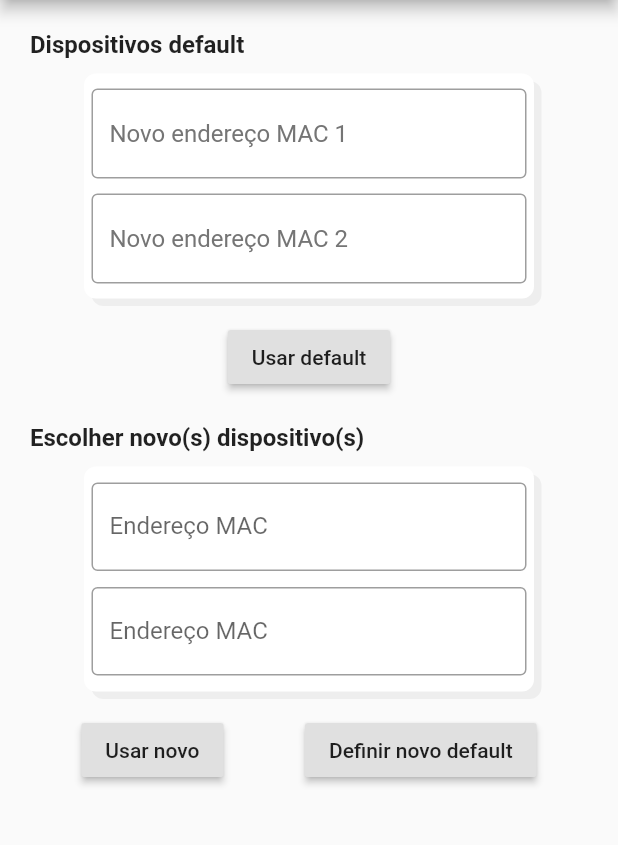
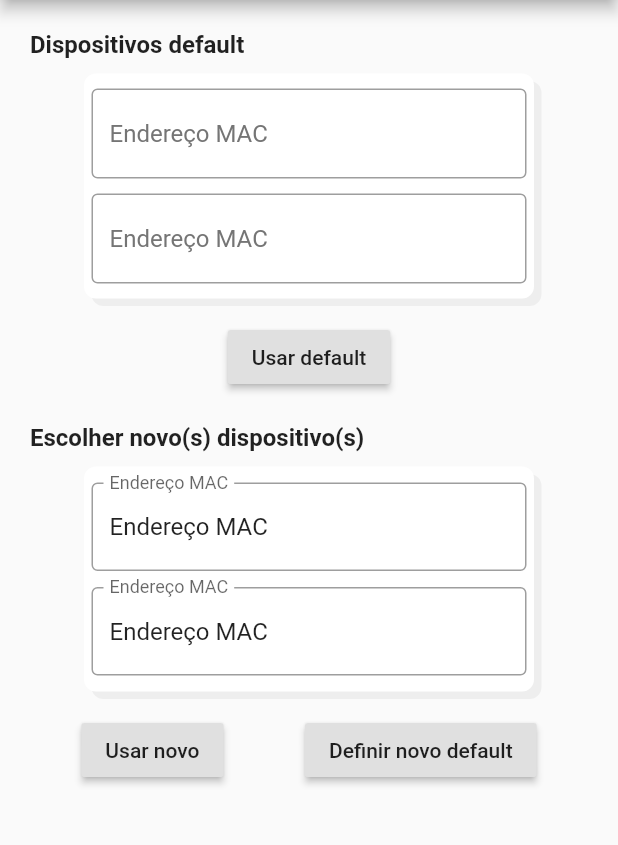
Before and after one commit to PIA-Group/epibox_app, a Flutter app: the DevicesPage screen opened directly, after a tap on "Definir novo default", on a phone screen of 412 x 824 dp, the part 84-929 px from its top. Run offline on Flutter 3.47's test engine with Material 2 defaults, Android fonts, the phone set to English and light mode, and no system bars; our stand-ins replace firebase_auth, flutter_spinkit, webview_flutter; missing offline and left inert: mqtt_client; accounts and stored records are empty.

Commit message:
send and receive messages to/from RPi

```diff
--- a/lib/auth_wrapper.dart
+++ b/lib/auth_wrapper.dart
@@ -2,7 +2,7 @@ import 'package:flutter/material.dart';
 import 'package:provider/provider.dart';
 import 'package:rPiInterface/pages/non_auth_page.dart';
 import 'pages/home_page.dart';
-import 'authentication.dart';
+import 'utils/authentication.dart';
 
 
 class AuthWrapper extends StatelessWidget {
--- a/lib/main.dart
+++ b/lib/main.dart
@@ -1,5 +1,5 @@
 import 'package:flutter/material.dart';
-import 'package:rPiInterface/authentication.dart';
+import 'package:rPiInterface/utils/authentication.dart';
 import 'package:rPiInterface/auth_wrapper.dart';
 import 'package:provider/provider.dart';
 
--- a/lib/pages/devices_setup.dart
+++ b/lib/pages/devices_setup.dart
@@ -1,6 +1,7 @@
 import 'package:flutter/material.dart';
+import 'package:mqtt_client/mqtt_client.dart';
 
-import '../authentication.dart';
+import '../utils/authentication.dart';
 import '../mqtt_wrapper.dart';
 
 
@@ -12,7 +13,11 @@ class DevicesPage extends StatefulWidget {
 
   final MQTTClientWrapper mqttClientWrapper;
   final String message;
-  DevicesPage({this.mqttClientWrapper, this.message});
+  MqttClient client;
+  String macAddress1;
+  String macAddress2;
+
+  DevicesPage({this.mqttClientWrapper, this.message, this.client, this.macAddress1='Endereço MAC', this.macAddress2='Endereço MAC'});
 
   @override
   _DevicesPageState createState() => _DevicesPageState();
@@ -22,33 +27,33 @@ class _DevicesPageState extends State<DevicesPage> {
 
   final Auth _auth = Auth();
 
-  String _macAddress1;
-  String _macAddress2;
+  final TextEditingController _controller1 = TextEditingController();
+  final TextEditingController _controller2 = TextEditingController();
 
-  String _newMacAddress1 = 'Novo endereço MAC 1';
-  String _newMacAddress2 = 'Novo endereço MAC 2';
-
-  void getMACAddresses() {
-    try{
-      final List<String> listMAC = widget.message.split(",");
-      print(listMAC);
-      _macAddress1 = listMAC[0];
-      _macAddress2 = listMAC[1];
-    } on Exception catch (e) {
-      print('$e');
-      _macAddress1 = 'Endereço MAC 1';
-      _macAddress2 = 'Endereço MAC 2';
-    } catch (e) {
-      print('$e');
-      _macAddress1 = 'Endereço MAC 1';
-      _macAddress2 = 'Endereço MAC 2';
-    }
+  @override
+  void dispose() {
+    // Clean up the controller when the widget is removed from the
+    // widget tree.
+    _controller1.dispose();
+    _controller2.dispose();
+    super.dispose();
   }
 
   @override
   void initState() {
     super.initState();
-    getMACAddresses();
+      _controller1.text = widget.macAddress1;
+      _controller2.text = widget.macAddress2;
+      _controller1.addListener(_setNewDefault1);
+      _controller2.addListener(_setNewDefault2);
+  }
+
+  void _setNewDefault1() {
+    setState(() => widget.macAddress1 = _controller1.text);
+  }
+
+  void _setNewDefault2() {
+    setState(() => widget.macAddress2 = _controller2.text);
   }
 
   @override
@@ -132,7 +137,7 @@ class _DevicesPageState extends State<DevicesPage> {
                                 padding:
                                     EdgeInsets.fromLTRB(11.0, 0.0, 0.0, 0.0),
                                 child: Text(
-                                  _macAddress1,
+                                  widget.macAddress1,
                                   textAlign: TextAlign.left,
                                   style: TextStyle(
                                     fontSize: 16,
@@ -164,7 +169,7 @@ class _DevicesPageState extends State<DevicesPage> {
                                 padding:
                                     EdgeInsets.fromLTRB(11.0, 0.0, 0.0, 0.0),
                                 child: Text(
-                                  _macAddress2,
+                                  widget.macAddress2,
                                   textAlign: TextAlign.left,
                                   style: TextStyle(
                                     fontSize: 16,
@@ -228,30 +233,24 @@ class _DevicesPageState extends State<DevicesPage> {
                         Padding(
                           padding: EdgeInsets.fromLTRB(5.0, 0.0, 5.0, 0.0),
                           child: TextField(
+                              controller: _controller1,
                               decoration: InputDecoration(
                                 border: OutlineInputBorder(),
                                 labelText: 'Endereço MAC',
                               ),
-                              onChanged: (text) {
-                                setState(() {
-                                  _newMacAddress1 = text;
-                                });
-                                print("Novo MAC address 1: $_newMacAddress1");
-                              }),
+                              onChanged: (text) => print("Novo MAC address 1: ${_controller1.text}")
+                              ),
                         ),
                         Padding(
                           padding: EdgeInsets.fromLTRB(5.0, 0.0, 5.0, 0.0),
                           child: TextField(
+                              controller: _controller2,
                               decoration: InputDecoration(
                                 border: OutlineInputBorder(),
                                 labelText: 'Endereço MAC',
                               ),
-                              onChanged: (text) {
-                                setState(() {
-                                  _newMacAddress2 = text;
-                                });
-                                print("Novo MAC address 2: $_newMacAddress2");
-                              }),
+                              onChanged: (text) => print("Novo MAC address 1: ${_controller2.text}"),
+                          ),
                         ),
                       ],
                     ),
@@ -264,17 +263,13 @@ class _DevicesPageState extends State<DevicesPage> {
                     children: [
                       RaisedButton(
                         onPressed: () {
-                          widget.mqttClientWrapper.publishMessage("['USE', {'MAC1': $_newMacAddress1, 'MAC2': $_newMacAddress2}]");
+                          widget.mqttClientWrapper.publishMessage("['USE', {'MAC1': '${_controller1.text}', 'MAC2': '${_controller2.text}'}]");
                         },
                         child: new Text("Usar novo"),
                       ),
                       RaisedButton(
                         onPressed: () {
-                          setState(() {
-                            _macAddress1 = _newMacAddress1;
-                            _macAddress2 = _newMacAddress2;
-                          });
-                          widget.mqttClientWrapper.publishMessage("['NEW', {'MAC1': $_newMacAddress1, 'MAC2': $_newMacAddress2}]");
+                          widget.mqttClientWrapper.publishMessage("['NEW', {'MAC1': '${_controller1.text}', 'MAC2': '${_controller2.text}}']");
                         },
                         child: new Text("Definir novo default"),
                       ),
--- a/lib/pages/login_page.dart
+++ b/lib/pages/login_page.dart
@@ -1,6 +1,6 @@
 import 'package:firebase_auth/firebase_auth.dart';
 import 'package:flutter/material.dart';
-import 'package:rPiInterface/authentication.dart';
+import 'package:rPiInterface/utils/authentication.dart';
 import 'package:rPiInterface/utils/loading_icon.dart';
 
 class LoginPage extends StatefulWidget {
--- a/lib/pages/register_page.dart
+++ b/lib/pages/register_page.dart
@@ -1,5 +1,5 @@
 import 'package:flutter/material.dart';
-import 'package:rPiInterface/authentication.dart';
+import 'package:rPiInterface/utils/authentication.dart';
 import '../utils/loading_icon.dart';
 
 class RegisterPage extends StatefulWidget {
--- a/lib/utils/constants.dart
+++ b/lib/utils/constants.dart
@@ -1,6 +1,6 @@
 
 final String serverUri = "192.168.2.112";
 final int port = 1883;
-final String topicName = "rpi2";
+final String topicName = "rpi";
 final String username = "preepiseizures";
 final String password = "preepiseizures";
```
Also changed, not shown: lib/mqtt_wrapper.dart (+19 -9 lines), lib/pages/home_page.dart (+66 -28 lines), lib/pages/rpi_setup.dart (+28 -13 lines), lib/utils/connection_notification.dart (added, +9 -0 lines), lib/utils/authentication.dart (renamed from lib/authentication.dart).
